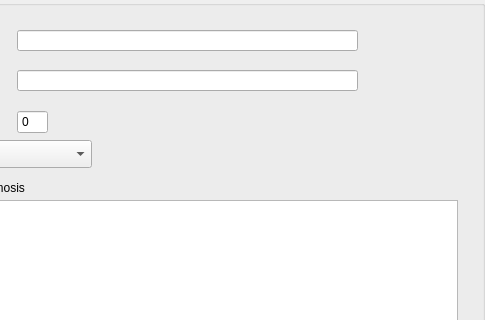
Old version of the form regform.ui in the repository imp-javis/bed-manager; both pictures show x 103 to 588 and y 0 to 320 of the 588 by 455 pixel window.
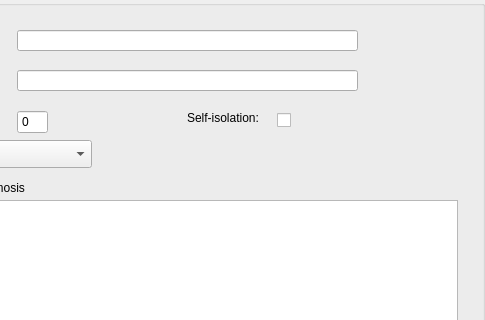
New version of the form.

Patch:
```diff
--- a/regform.ui
+++ b/regform.ui
@@ -189,6 +189,32 @@
     <string>Last name:</string>
    </property>
   </widget>
+  <widget class="QLabel" name="label">
+   <property name="geometry">
+    <rect>
+     <x>290</x>
+     <y>110</y>
+     <width>91</width>
+     <height>16</height>
+    </rect>
+   </property>
+   <property name="text">
+    <string>Self-isolation:</string>
+   </property>
+  </widget>
+  <widget class="QCheckBox" name="checkBox">
+   <property name="geometry">
+    <rect>
+     <x>380</x>
+     <y>110</y>
+     <width>16</width>
+     <height>20</height>
+    </rect>
+   </property>
+   <property name="text">
+    <string/>
+   </property>
+  </widget>
  </widget>
  <resources/>
  <connections/>
```
